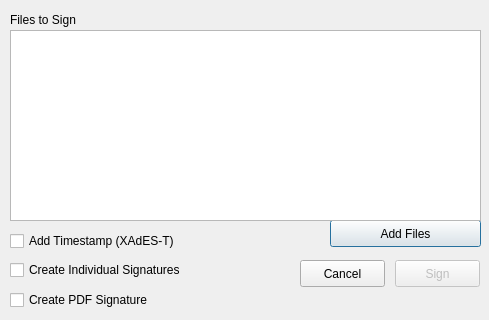
Qt form _src/eidmw/eidgui/dlgSignature.ui (12019/svn.gov.pt) before a commit.
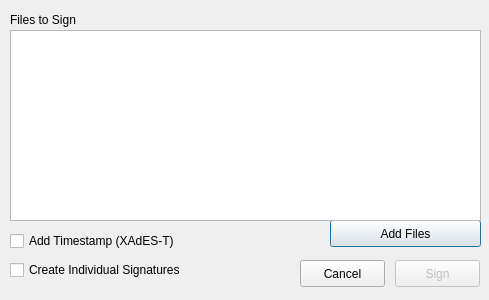
The same form after that commit. Icons and pictures are not drawn. Custom widgets are drawn as their Qt base class.

Commit message: Implement PDF native Signature

What changed in the file:
```diff
--- a/_src/eidmw/eidgui/dlgSignature.ui
+++ b/_src/eidmw/eidgui/dlgSignature.ui
@@ -7,7 +7,7 @@
     <x>0</x>
     <y>0</y>
     <width>489</width>
-    <height>320</height>
+    <height>300</height>
    </rect>
   </property>
   <property name="sizePolicy">
@@ -123,19 +123,6 @@
     <string>Create Individual Signatures</string>
    </property>
   </widget>
-   <widget class="QCheckBox" name="checkbox_sign_pdf">
-   <property name="geometry">
-    <rect>
-     <x>10</x>
-     <y>290</y>
-     <width>221</width>
-     <height>20</height>
-    </rect>
-   </property>
-   <property name="text">
-    <string>Create PDF Signature</string>
-   </property>
-  </widget>
  </widget>
  <customwidgets>
   <customwidget>
```
The commit also changes 25 other files.
